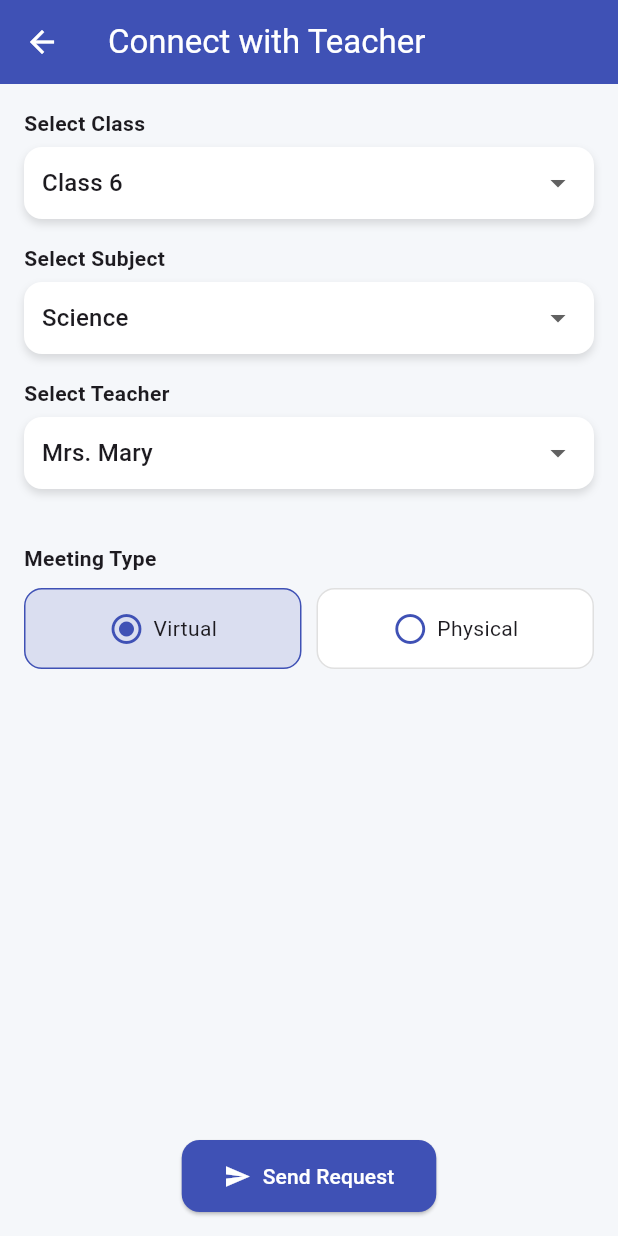
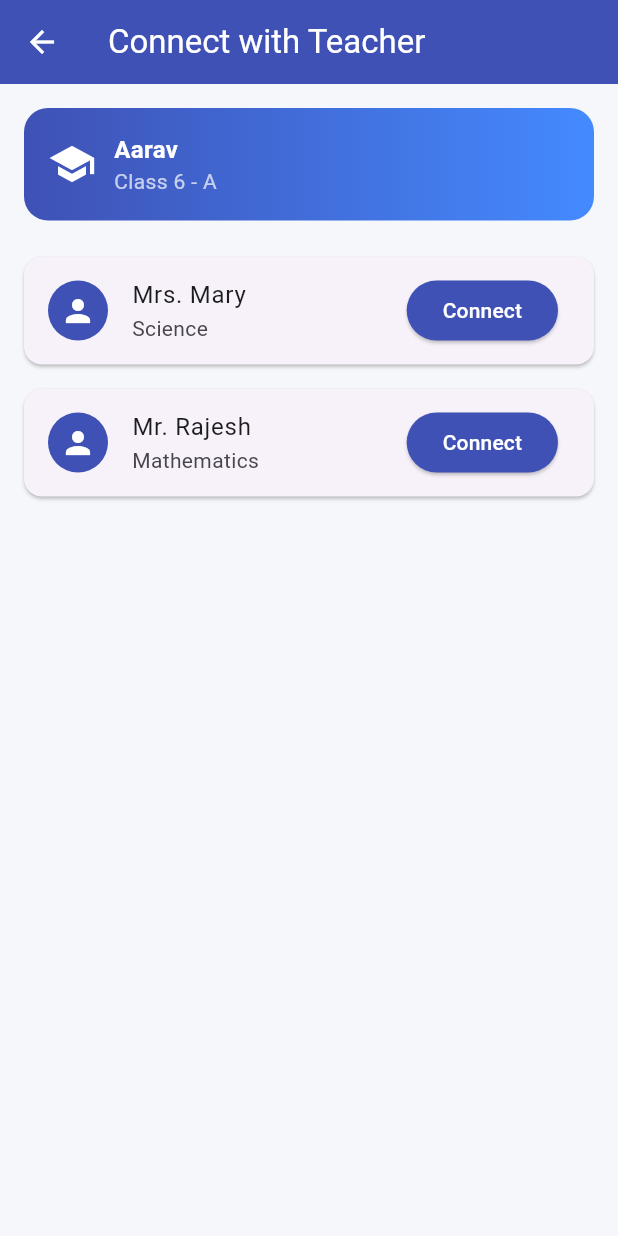
Before and after one commit to Padmashri2004/edtech_offline_app, a Flutter app: the screen it shows after launch, after a tap on "Connect Teacher", on a phone screen of 412 x 824 dp. Run offline on Flutter 3.47's test engine with Material 3 defaults, Android fonts, the phone set to English and light mode, and no system bars; our stand-ins replace file_picker, logger, pdf, printing, shared_preferences, sqflite; missing offline and left inert: flutter_gemma, pdf_text; accounts and stored records are empty.

Commit message:
Parent module: dashboard student switch + progress, queries, notifications

```diff
--- a/lib/src/features/reports_sharing/connect_teacher.dart
+++ b/lib/src/features/reports_sharing/connect_teacher.dart
@@ -1,27 +1,41 @@
 import 'package:flutter/material.dart';
 
-class ParentConnectTeacherScreen extends StatefulWidget {
-  const ParentConnectTeacherScreen({super.key});
+class ParentConnectTeacherScreen extends StatelessWidget {
+  final Map<String, String> student;
 
-  @override
-  State<ParentConnectTeacherScreen> createState() =>
-      _ParentConnectTeacherScreenState();
-}
-
-class _ParentConnectTeacherScreenState
-    extends State<ParentConnectTeacherScreen> {
-  String selectedClass = 'Class 6';
-  String selectedSubject = 'Science';
-  String selectedTeacher = 'Mrs. Mary';
-
-  String meetingType = 'Virtual';
-
-  final List<String> classes = ['Class 6', 'Class 7', 'Class 8'];
-  final List<String> subjects = ['Science', 'Maths', 'English'];
-  final List<String> teachers = ['Mrs. Mary', 'Mr. John', 'Ms. Anita'];
+  const ParentConnectTeacherScreen({
+    super.key,
+    required this.student,
+  });
 
   @override
   Widget build(BuildContext context) {
+    final String className = "${student["class"]} - ${student["section"]}";
+    final String studentName = student["name"]!;
+
+    // 🔁 DIFFERENT teachers per student (for verification)
+    final List<Map<String, String>> teachers = studentName == "Aarav"
+        ? [
+            {
+              "name": "Mrs. Mary",
+              "subject": "Science",
+            },
+            {
+              "name": "Mr. Rajesh",
+              "subject": "Mathematics",
+            },
+          ]
+        : [
+            {
+              "name": "Ms. Kavitha",
+              "subject": "English",
+            },
+            {
+              "name": "Mr. Suresh",
+              "subject": "Social Science",
+            },
+          ];
+
     return Scaffold(
       backgroundColor: const Color(0xFFF5F7FA),
       appBar: AppBar(
@@ -34,30 +48,18 @@ class _ParentConnectTeacherScreenState
         child: Column(
           crossAxisAlignment: CrossAxisAlignment.start,
           children: [
-            _dropdown("Select Class", classes, selectedClass,
-                (val) => setState(() => selectedClass = val)),
-            _dropdown("Select Subject", subjects, selectedSubject,
-                (val) => setState(() => selectedSubject = val)),
-            _dropdown("Select Teacher", teachers, selectedTeacher,
-                (val) => setState(() => selectedTeacher = val)),
-            const SizedBox(height: 20),
-            _meetingTypeSelector(),
-            const Spacer(),
-            Center(
-              child: ElevatedButton.icon(
-                icon: const Icon(Icons.send),
-                label: const Text("Send Request"),
-                style: ElevatedButton.styleFrom(
-                  backgroundColor: Colors.indigo,
-                  foregroundColor: Colors.white,
-                  padding:
-                      const EdgeInsets.symmetric(horizontal: 28, vertical: 14),
-                  shape: RoundedRectangleBorder(
-                    borderRadius: BorderRadius.circular(12),
-                  ),
-                ),
-                onPressed: () {
-                  _showConfirmation(context);
+            _studentHeader(studentName, className),
+            const SizedBox(height: 16),
+            Expanded(
+              child: ListView.builder(
+                itemCount: teachers.length,
+                itemBuilder: (context, index) {
+                  final teacher = teachers[index];
+                  return _teacherCard(
+                    context,
+                    teacher["name"]!,
+                    teacher["subject"]!,
+                  );
                 },
               ),
             ),
@@ -67,105 +69,91 @@ class _ParentConnectTeacherScreenState
     );
   }
 
-  Widget _dropdown(String label, List<String> items, String value,
-      Function(String) onChanged) {
-    return Padding(
-      padding: const EdgeInsets.only(bottom: 16),
-      child: Column(
-        crossAxisAlignment: CrossAxisAlignment.start,
+  // ---------------- UI (UNCHANGED STYLE) ----------------
+
+  Widget _studentHeader(String name, String className) {
+    return Container(
+      padding: const EdgeInsets.all(16),
+      decoration: BoxDecoration(
+        gradient: const LinearGradient(
+          colors: [Colors.indigo, Colors.blueAccent],
+        ),
+        borderRadius: BorderRadius.circular(16),
+      ),
+      child: Row(
         children: [
-          Text(label,
-              style:
-                  const TextStyle(fontWeight: FontWeight.bold, fontSize: 14)),
-          const SizedBox(height: 6),
-          Container(
-            padding: const EdgeInsets.symmetric(horizontal: 12),
-            decoration: BoxDecoration(
-              color: Colors.white,
-              borderRadius: BorderRadius.circular(12),
-              boxShadow: const [
-                BoxShadow(
-                    color: Colors.black12, blurRadius: 4, offset: Offset(0, 3)),
-              ],
-            ),
-            child: DropdownButton<String>(
-              value: value,
-              isExpanded: true,
-              underline: const SizedBox(),
-              items: items
-                  .map((e) => DropdownMenuItem(value: e, child: Text(e)))
-                  .toList(),
-              onChanged: (val) => onChanged(val!),
-            ),
+          const Icon(Icons.school, color: Colors.white, size: 32),
+          const SizedBox(width: 12),
+          Column(
+            crossAxisAlignment: CrossAxisAlignment.start,
+            children: [
+              Text(
+                name,
+                style: const TextStyle(
+                  color: Colors.white,
+                  fontSize: 16,
+                  fontWeight: FontWeight.bold,
+                ),
+              ),
+              Text(
+                className,
+                style: const TextStyle(color: Colors.white70),
+              ),
+            ],
           ),
         ],
       ),
     );
   }
 
-  Widget _meetingTypeSelector() {
-    return Column(
-      crossAxisAlignment: CrossAxisAlignment.start,
-      children: [
-        const Text("Meeting Type",
-            style: TextStyle(fontWeight: FontWeight.bold)),
-        const SizedBox(height: 10),
-        Row(
-          children: [
-            _radioTile("Virtual"),
-            const SizedBox(width: 10),
-            _radioTile("Physical"),
-          ],
+  Widget _teacherCard(
+    BuildContext context,
+    String teacherName,
+    String subject,
+  ) {
+    return Card(
+      margin: const EdgeInsets.symmetric(vertical: 8),
+      shape: RoundedRectangleBorder(
+        borderRadius: BorderRadius.circular(12),
+      ),
+      child: ListTile(
+        leading: const CircleAvatar(
+          backgroundColor: Colors.indigo,
+          child: Icon(Icons.person, color: Colors.white),
         ),
-      ],
-    );
-  }
-
-  Widget _radioTile(String type) {
-    return Expanded(
-      child: GestureDetector(
-        onTap: () => setState(() => meetingType = type),
-        child: Container(
-          padding: const EdgeInsets.all(14),
-          decoration: BoxDecoration(
-            color: meetingType == type
-                ? Colors.indigo.withOpacity(0.15)
-                : Colors.white,
-            borderRadius: BorderRadius.circular(12),
-            border: Border.all(
-              color: meetingType == type ? Colors.indigo : Colors.grey.shade300,
-            ),
+        title: Text(teacherName),
+        subtitle: Text(subject),
+        trailing: ElevatedButton(
+          style: ElevatedButton.styleFrom(
+            backgroundColor: Colors.indigo,
+            foregroundColor: Colors.white,
           ),
-          child: Row(
-            mainAxisAlignment: MainAxisAlignment.center,
-            children: [
-              Icon(
-                meetingType == type
-                    ? Icons.radio_button_checked
-                    : Icons.radio_button_off,
-                color: Colors.indigo,
-              ),
-              const SizedBox(width: 6),
-              Text(type),
-            ],
-          ),
+          onPressed: () {
+            _showConnectDialog(context, teacherName);
+          },
+          child: const Text("Connect"),
         ),
       ),
     );
   }
 
-  void _showConfirmation(BuildContext context) {
+  void _showConnectDialog(BuildContext context, String teacherName) {
     showDialog(
       context: context,
       builder: (_) => AlertDialog(
-        title: const Text("Request Sent"),
-        content: Text(
-            "Your request to connect with $selectedTeacher has been sent."),
+        title: const Text("Connect with Teacher"),
+        content: const Text(
+          "Would you like to connect virtually or physical meet?",
+        ),
         actions: [
           TextButton(
             onPressed: () => Navigator.pop(context),
-            child: const Text("OK"),
-          )
+            child: const Text("Virtual"),
+          ),
+          TextButton(
+            onPressed: () => Navigator.pop(context),
+            child: const Text("Physical"),
+          ),
         ],
       ),
     );
--- a/lib/src/features/reports_sharing/parent_dashboard.dart
+++ b/lib/src/features/reports_sharing/parent_dashboard.dart
@@ -19,17 +19,23 @@ class _ParentDashboardState extends State<ParentDashboard> {
       "name": "Aarav",
       "class": "Class 6",
       "section": "A",
-      "id": "STU101",
+      "id": "STU001",
     },
     {
       "name": "Ananya",
-      "class": "Class 4",
+      "class": "Class 8",
       "section": "B",
-      "id": "STU102",
+      "id": "STU002",
     },
   ];
 
-  int selectedStudentIndex = 0;
+  late Map<String, String> selectedStudent;
+
+  @override
+  void initState() {
+    super.initState();
+    selectedStudent = students.first;
+  }
 
   void _navigate(Widget screen) {
     Navigator.push(
@@ -40,8 +46,6 @@ class _ParentDashboardState extends State<ParentDashboard> {
 
   @override
   Widget build(BuildContext context) {
-    final selectedStudent = students[selectedStudentIndex];
-
     return Scaffold(
       backgroundColor: const Color(0xFFF5F7FA),
       appBar: AppBar(
@@ -55,7 +59,7 @@ class _ParentDashboardState extends State<ParentDashboard> {
         child: Column(
           crossAxisAlignment: CrossAxisAlignment.start,
           children: [
-            _buildProfileCard(selectedStudent),
+            _buildProfileCard(),
             const SizedBox(height: 20),
             Expanded(
               child: GridView.count(
@@ -70,9 +74,7 @@ class _ParentDashboardState extends State<ParentDashboard> {
                     subtitle: "Marks & reports",
                     color: Colors.blue,
                     onTap: () => _navigate(
-                      ParentProgressScreen(
-                        student: students[selectedStudentIndex],
-                      ),
+                      ParentProgressScreen(student: selectedStudent),
                     ),
                   ),
                   _buildDashboardCard(
@@ -80,21 +82,27 @@ class _ParentDashboardState extends State<ParentDashboard> {
                     title: "Connect Teacher",
                     subtitle: "Meet or message",
                     color: Colors.green,
-                    onTap: () => _navigate(ParentConnectTeacherScreen()),
+                    onTap: () => _navigate(
+                      ParentConnectTeacherScreen(student: selectedStudent),
+                    ),
                   ),
                   _buildDashboardCard(
                     icon: Icons.question_answer,
                     title: "Queries",
                     subtitle: "Ask doubts",
                     color: Colors.orange,
-                    onTap: () => _navigate(ParentQueriesScreen()),
+                    onTap: () => _navigate(
+                      ParentQueriesScreen(student: selectedStudent),
+                    ),
                   ),
                   _buildDashboardCard(
                     icon: Icons.notifications,
                     title: "Notifications",
                     subtitle: "Updates & alerts",
                     color: Colors.purple,
-                    onTap: () => _navigate(ParentNotificationsScreen()),
+                    onTap: () => _navigate(
+                      ParentNotificationsScreen(student: selectedStudent),
+                    ),
                   ),
                 ],
               ),
@@ -105,7 +113,7 @@ class _ParentDashboardState extends State<ParentDashboard> {
     );
   }
 
-  Widget _buildProfileCard(Map<String, String> selectedStudent) {
+  Widget _buildProfileCard() {
     return Container(
       padding: const EdgeInsets.all(16),
       decoration: BoxDecoration(
@@ -114,10 +122,7 @@ class _ParentDashboardState extends State<ParentDashboard> {
         ),
         borderRadius: BorderRadius.circular(16),
       ),
-      child: Column(
-        crossAxisAlignment: CrossAxisAlignment.start,
-        children: [
-          Row(
+      child: Row(
         children: [
           const CircleAvatar(
             radius: 30,
@@ -125,7 +130,8 @@ class _ParentDashboardState extends State<ParentDashboard> {
             child: Icon(Icons.person, size: 36, color: Colors.indigo),
           ),
           const SizedBox(width: 16),
-              Column(
+          Expanded(
+            child: Column(
               crossAxisAlignment: CrossAxisAlignment.start,
               children: [
                 Text(
@@ -136,53 +142,29 @@ class _ParentDashboardState extends State<ParentDashboard> {
                     color: Colors.white,
                   ),
                 ),
-                  const SizedBox(height: 4),
-                  Text(
-                    "Parent ID linked",
-                    style: const TextStyle(color: Colors.white70),
+                const SizedBox(height: 6),
+                DropdownButton<Map<String, String>>(
+                  value: selectedStudent,
+                  dropdownColor: Colors.white,
+                  isExpanded: true,
+                  underline: Container(),
+                  onChanged: (value) {
+                    setState(() {
+                      selectedStudent = value!;
+                    });
+                  },
+                  items: students.map((student) {
+                    return DropdownMenuItem(
+                      value: student,
+                      child: Text(
+                        "${student["name"]} – ${student["class"]}${student["section"]}",
+                        style: const TextStyle(color: Colors.black),
+                      ),
+                    );
+                  }).toList(),
                 ),
               ],
             ),
-            ],
-          ),
-          const SizedBox(height: 16),
-          const Text(
-            "Children",
-            style: TextStyle(
-              color: Colors.white,
-              fontWeight: FontWeight.bold,
-            ),
-          ),
-          const SizedBox(height: 8),
-          Wrap(
-            spacing: 8,
-            children: List.generate(students.length, (index) {
-              final student = students[index];
-              final isSelected = index == selectedStudentIndex;
-
-              return ChoiceChip(
-                label: Text(
-                  "${student["name"]} • ${student["class"]}${student["section"]}",
-                ),
-                selected: isSelected,
-                selectedColor: Colors.white,
-                labelStyle: TextStyle(
-                  color: isSelected ? Colors.indigo : Colors.white,
-                  fontWeight: isSelected ? FontWeight.bold : FontWeight.normal,
-                ),
-                backgroundColor: Colors.indigo.withOpacity(0.4),
-                onSelected: (_) {
-                  setState(() {
-                    selectedStudentIndex = index;
-                  });
-                },
-              );
-            }),
-          ),
-          const SizedBox(height: 8),
-          Text(
-            "Selected ID: ${selectedStudent["id"]}",
-            style: const TextStyle(color: Colors.white70, fontSize: 12),
           ),
         ],
       ),
```
Also changed, not shown: lib/src/features/reports_sharing/parent_notifications_screen.dart (+106 -58 lines), lib/src/features/reports_sharing/parent_progress_screen.dart (+17 -17 lines), lib/src/features/reports_sharing/parent_queries_screen.dart (+91 -50 lines). Lines whose indentation alone changed are shown as unchanged.
